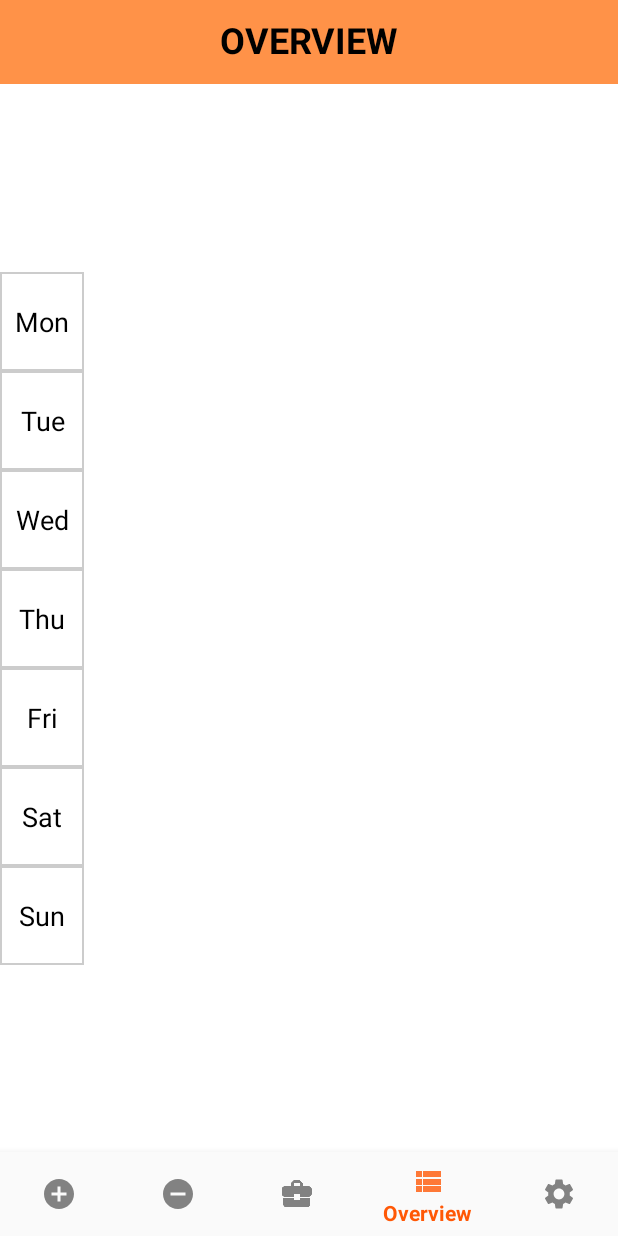
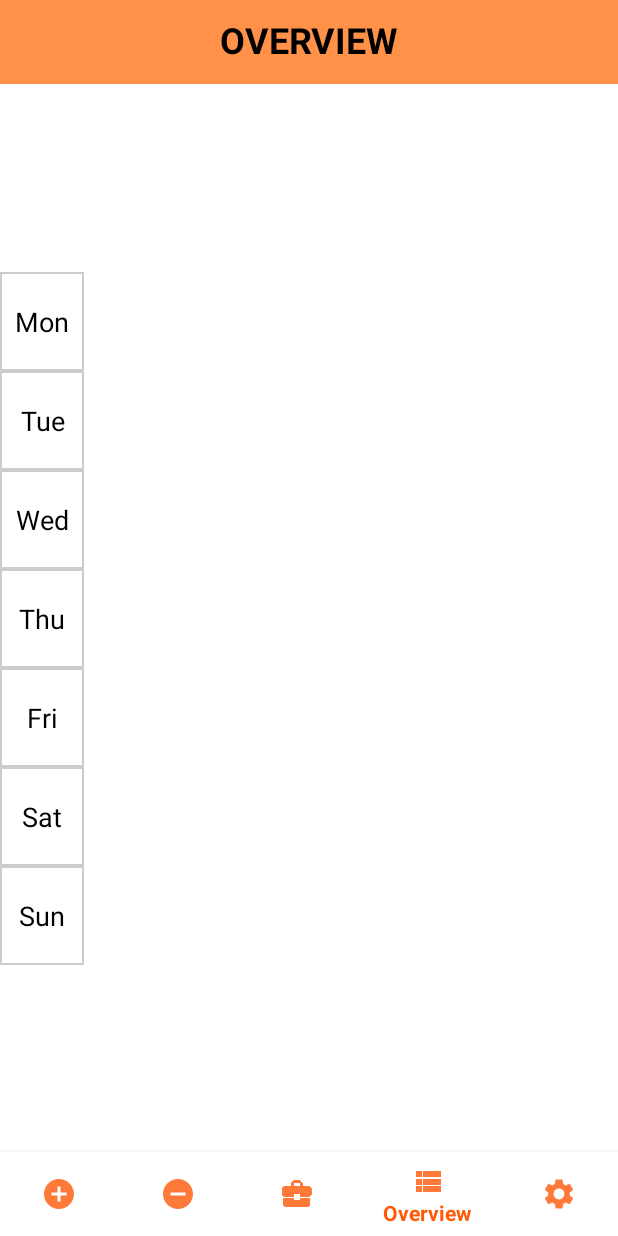
Before and after one commit to atOliverParkerMorgan/SmartBag, an Android app: the screen it shows after launch (MainActivity), item 4 of the bottom bar chosen, on a phone screen of 412 x 824 dp. Run offline under Robolectric (Android 15) with nearby library versions, the light colour scheme and no system bars.

Commit message:
working on dark mode 2

```diff
--- a/app/src/main/java/com/example/ontime/Activities/MainActivity.java
+++ b/app/src/main/java/com/example/ontime/Activities/MainActivity.java
@@ -93,6 +93,7 @@ public class MainActivity extends AppCompatActivity{
             new BottomNavigationView.OnNavigationItemSelectedListener() {
                 @Override
                 public boolean onNavigationItemSelected(@NonNull MenuItem menuItem) {
+
                     Fragment selectedFragment = null;
                     switch (menuItem.getItemId()){
                         case R.id.navigation_add:
--- a/app/src/main/java/com/example/ontime/ui/Settings/Settings.java
+++ b/app/src/main/java/com/example/ontime/ui/Settings/Settings.java
@@ -1,5 +1,6 @@
 package com.example.ontime.ui.Settings;
 
+import android.content.Intent;
 import android.content.SharedPreferences;
 import android.os.Build;
 import android.os.Bundle;
@@ -14,6 +15,7 @@ import androidx.annotation.Nullable;
 import androidx.fragment.app.Fragment;
 import androidx.fragment.app.FragmentTransaction;
 
+import com.example.ontime.Activities.MainActivity;
 import com.example.ontime.R;
 
 import java.util.Objects;
@@ -62,6 +64,9 @@ public class Settings extends Fragment {
                     Toast.makeText(getContext(), "Light mode is on", Toast.LENGTH_LONG).show();
                     getContext().setTheme(R.style.LIGHT);
                 }
+                Intent intent = new Intent(getContext(), MainActivity.class);
+                intent.setFlags(Intent.FLAG_ACTIVITY_CLEAR_TASK);
+                startActivity(intent);
             }
         });
 
--- a/app/src/main/res/layout/activity_main.xml
+++ b/app/src/main/res/layout/activity_main.xml
@@ -43,7 +43,10 @@
         app:layout_constraintBottom_toBottomOf="parent"
         app:layout_constraintLeft_toLeftOf="parent"
         app:layout_constraintRight_toRightOf="parent"
-        app:menu="@menu/bottom_nav_menu" />
+        app:menu="@menu/bottom_nav_menu"
+        app:itemBackground="?attr/colorPrimaryDark"
+        app:itemIconTint="@color/colorPrimary"
+        />
 
     <TextView
         android:id="@+id/Title"
--- a/app/src/main/res/layout/item_add.xml
+++ b/app/src/main/res/layout/item_add.xml
@@ -23,7 +23,9 @@
         android:layout_marginBottom="1dp"
         android:background="?attr/bgColor"
         android:contentDescription="@string/delete_icon_description"
-        app:srcCompat="@drawable/ic_to_add_check" />
+        app:itemIconTint="@color/white"
+        app:srcCompat="@drawable/ic_to_add_check"
+        />
 
     <TextView
         android:id="@+id/layout_list_name"
```
